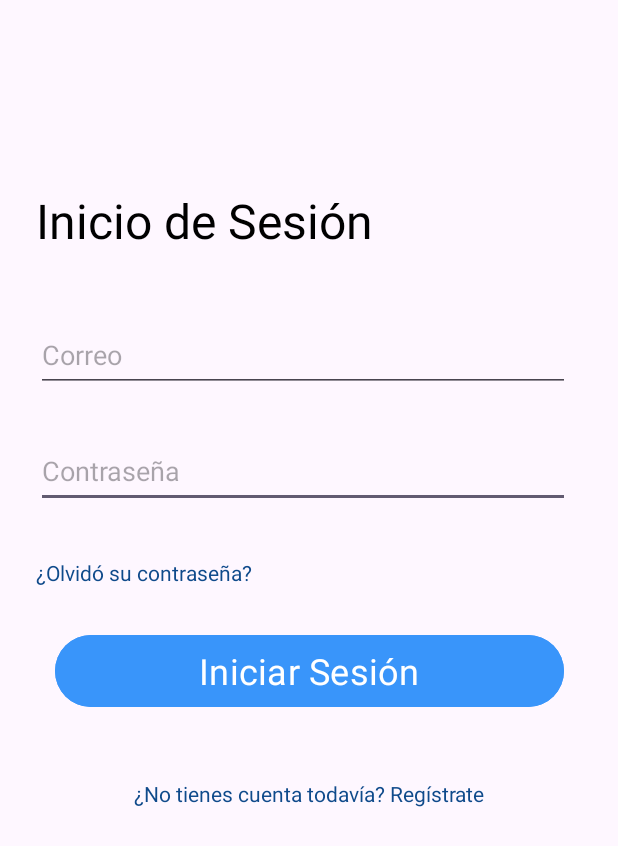
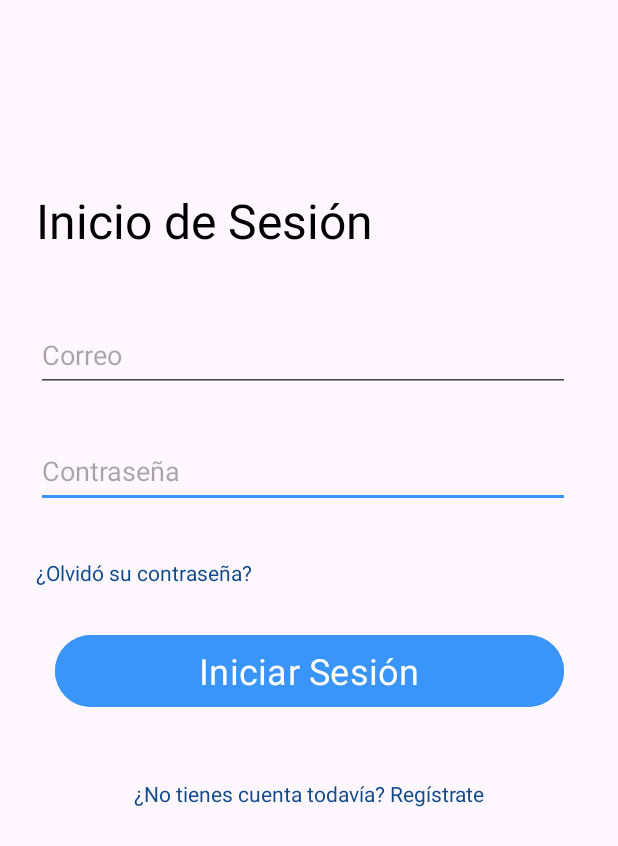
Before and after one commit to KNZodiac24/app-limpieza, an Android app: the screen it shows after launch (LoginActivity), on a phone screen of 412 x 824 dp. Shown: the top 846 px of the screen. Run offline under Robolectric (Android 15) with nearby library versions, the phone set to English and light mode, and no system bars; Roboto replaces fonts that are not available here.

Commit message:
Add MaterialDesign v1.12.0

```diff
--- a/app/build.gradle.kts
+++ b/app/build.gradle.kts
@@ -45,4 +45,6 @@ dependencies {
     testImplementation(libs.junit)
     androidTestImplementation(libs.androidx.junit)
     androidTestImplementation(libs.androidx.espresso.core)
+
+    implementation(libs.material.v1120)
 }
--- a/app/src/main/res/values/themes.xml
+++ b/app/src/main/res/values/themes.xml
@@ -3,6 +3,9 @@
     <style name="Base.Theme.AppLimpieza" parent="Theme.Material3.DayNight.NoActionBar">
         <!-- Customize your light theme here. -->
         <!-- <item name="colorPrimary">@color/my_light_primary</item> -->
+        <item name="colorPrimary">@color/primario</item>
+        <item name="colorSecondary">@color/secundario</item>
+        <item name="colorTertiary">@color/terciario</item>
     </style>
 
     <style name="Theme.AppLimpieza" parent="Base.Theme.AppLimpieza" />
--- a/gradle/libs.versions.toml
+++ b/gradle/libs.versions.toml
@@ -9,6 +9,7 @@ appcompat = "1.6.1"
 material = "1.10.0"
 activity = "1.8.0"
 constraintlayout = "2.1.4"
+materialVersion = "1.12.0"
 
 [libraries]
 androidx-core-ktx = { group = "androidx.core", name = "core-ktx", version.ref = "coreKtx" }
@@ -19,6 +20,7 @@ androidx-appcompat = { group = "androidx.appcompat", name = "appcompat", version
 material = { group = "com.google.android.material", name = "material", version.ref = "material" }
 androidx-activity = { group = "androidx.activity", name = "activity", version.ref = "activity" }
 androidx-constraintlayout = { group = "androidx.constraintlayout", name = "constraintlayout", version.ref = "constraintlayout" }
+material-v1120 = { module = "com.google.android.material:material", version.ref = "materialVersion" }
 
 [plugins]
 android-application = { id = "com.android.application", version.ref = "agp" }
```
Also changed, not shown: app/src/main/java/com/akaes/applimpieza/RegistroActivity.kt (added, +20 -0 lines), app/src/main/res/layout/activity_registro.xml (added, +10 -0 lines).
